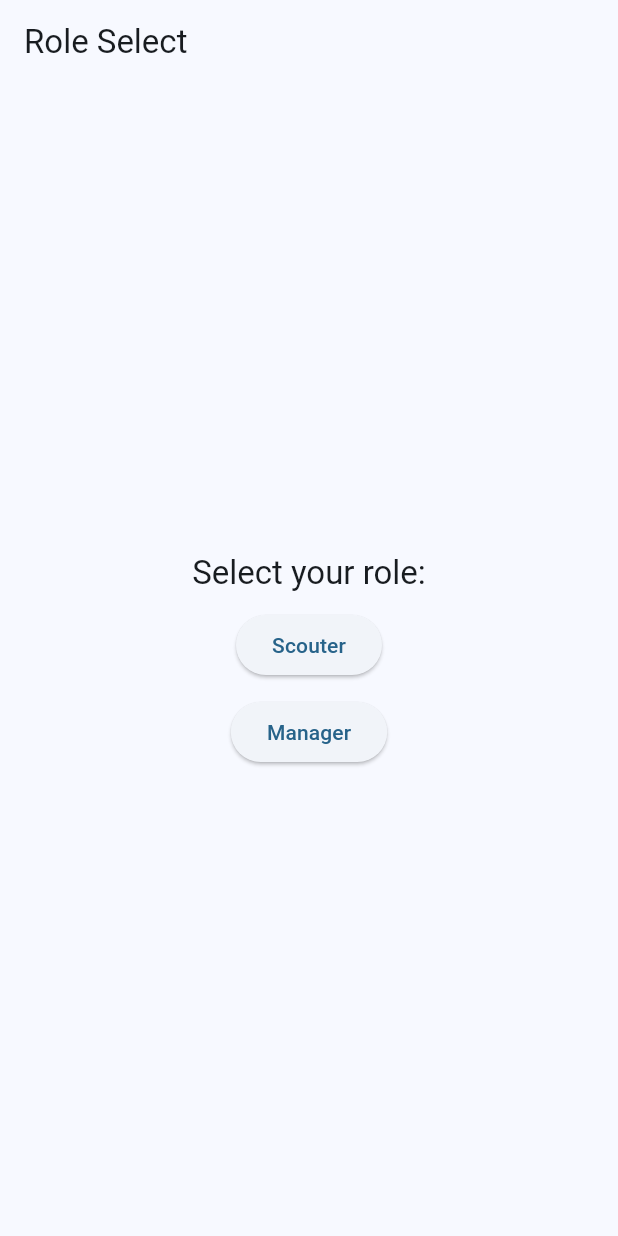
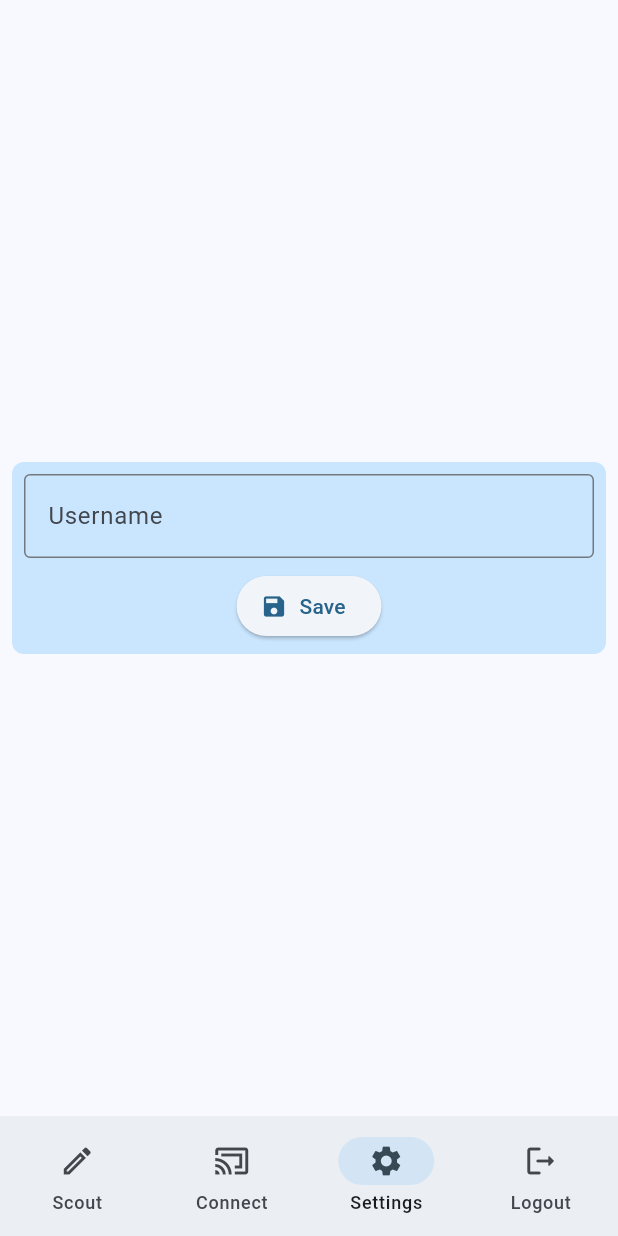
Before and after one commit to zebubull/wordo, a Flutter app: the ScouterView screen opened directly, item 3 of the bottom bar chosen, on a phone screen of 412 x 824 dp. Run offline on Flutter 3.47's test engine with Material 3 defaults, Android fonts, the phone set to English and light mode, and no system bars.

Commit message:
feat(network): Add client name
Added client usernames.

```diff
--- /dev/null
+++ b/lib/models/client/client.dart
@@ -0,0 +1,12 @@
+import 'dart:io';
+import 'dart:typed_data';
+
+class Client {
+  int id;
+  Socket socket;
+  String name = "scouter";
+
+  Uint8List get idBytes => Uint8List(4)..buffer.asUint32List(0)[0] = id;
+
+  Client({required this.id, required this.socket});
+}
--- /dev/null
+++ b/lib/network/packet.dart
@@ -0,0 +1,47 @@
+import 'dart:convert';
+import 'dart:typed_data';
+
+enum PacketType {
+  welcome,
+  username,
+}
+
+class Packet {
+  BytesBuilder? _send;
+  Uint8List? _receive;
+  int _receiveIndex = 0;
+  late PacketType type;
+
+  List<int> get bytes => _send!.toBytes();
+
+  Packet.send(this.type) : _send = BytesBuilder() {
+    addU32(type.index);
+  }
+
+  Packet.receive(Uint8List bytes) : _receive = bytes {
+    type = PacketType.values[readU32()];
+  }
+
+  void addU32(int data) {
+    _send?.add(Uint8List(4)..buffer.asUint32List()[0] = data);
+  }
+
+  void addString(String data) {
+    addU32(data.length);
+    _send?.add(utf8.encode(data));
+  }
+
+  int readU32() {
+    var data = _receive?.sublist(_receiveIndex).buffer.asUint32List()[0];
+    _receiveIndex += 4;
+    return data ?? 0;
+  }
+
+  String readString() {
+    var length = readU32();
+    var data =
+        utf8.decode(_receive!.sublist(_receiveIndex, _receiveIndex + length));
+    _receiveIndex += length;
+    return data;
+  }
+}
--- a/lib/viewmodels/server.dart
+++ b/lib/viewmodels/server.dart
@@ -11,6 +11,7 @@ class ServerViewModel extends ChangeNotifier {
   int get port => _serverSocket?.port ?? 0;
   int get numClients =>
       _clients.map((e) => e == null ? 0 : 1).reduce((a, b) => a + b);
+  List<Client?> get clients => _clients;
 
   static const maxConnections = 10;
 
@@ -38,4 +39,8 @@ class ServerViewModel extends ChangeNotifier {
     _clients[client.id] = null;
     notifyListeners();
   }
+
+  void onReceiveData() {
+    notifyListeners();
+  }
 }
--- a/lib/views/scouter/scouter.dart
+++ b/lib/views/scouter/scouter.dart
@@ -1,6 +1,7 @@
 import 'package:flutter/material.dart';
 import 'package:scouting_app/views/scouter/connect.dart';
 import 'package:scouting_app/views/scouter/scout.dart';
+import 'package:scouting_app/views/scouter/settings.dart';
 
 class ScouterView extends StatefulWidget {
   @override
@@ -10,7 +11,7 @@ class ScouterView extends StatefulWidget {
 class _ScouterViewState extends State<ScouterView> {
   int currentPageIndex = 0;
 
-  final List<String> pageNames = <String>['Scout', 'Connect'];
+  final List<String> pageNames = <String>['Scout', 'Settings', 'Connect'];
   int get logoutIndex => pageNames.length;
 
   @override
@@ -55,6 +56,8 @@ class _ScouterViewState extends State<ScouterView> {
         return ScoutView();
       case 1:
         return ConnectView();
+      case 2:
+        return SettingsView();
       default:
         throw UnimplementedError();
     }
@@ -76,6 +79,11 @@ class _ScouterViewState extends State<ScouterView> {
             selectedIcon: const Icon(Icons.cast_connected_rounded),
             icon: const Icon(Icons.cast_connected_outlined),
             label: const Text('Connect')),
+        NavigationRailDestination(
+          selectedIcon: const Icon(Icons.settings),
+          icon: const Icon(Icons.settings_outlined),
+          label: const Text('Settings'),
+        ),
         NavigationRailDestination(
             icon: const Icon(Icons.logout_rounded),
             label: const Text('Logout')),
@@ -99,6 +107,11 @@ class _ScouterViewState extends State<ScouterView> {
           label: 'Connect',
         ),
         NavigationDestination(
+          selectedIcon: const Icon(Icons.settings),
+          icon: const Icon(Icons.settings_outlined),
+          label: 'Settings',
+        ),
+        NavigationDestination(
           icon: const Icon(Icons.logout_rounded),
           label: 'Logout',
         ),
--- /dev/null
+++ b/lib/views/scouter/settings.dart
@@ -0,0 +1,56 @@
+import 'package:flutter/material.dart';
+import 'package:provider/provider.dart';
+import 'package:scouting_app/viewmodels/client.dart';
+
+class SettingsView extends StatefulWidget {
+  @override
+  State<SettingsView> createState() => _SettingsViewState();
+}
+
+class _SettingsViewState extends State<SettingsView> {
+  final _formKey = GlobalKey<FormState>();
+  final _username = TextEditingController();
+
+  @override
+  void initState() {
+    super.initState();
+  }
+
+  void _saveSettings() {
+    var client = Provider.of<ClientViewModel>(context, listen: false);
+    client.updateName(_username.text);
+  }
+
+  @override
+  Widget build(BuildContext context) {
+    final theme = Theme.of(context);
+    return Center(
+      child: Container(
+        decoration: BoxDecoration(
+            color: theme.colorScheme.primaryContainer,
+            borderRadius: BorderRadius.all(Radius.circular(8.0))),
+        width: 450,
+        child: Padding(
+          padding: EdgeInsets.all(8.0),
+          child: Form(
+            key: _formKey,
+            child: Column(
+                mainAxisAlignment: MainAxisAlignment.center,
+                mainAxisSize: MainAxisSize.min,
+                children: [
+                  TextFormField(
+                      controller: _username,
+                      decoration: InputDecoration(
+                          border: OutlineInputBorder(), hintText: "Username")),
+                  SizedBox(height: 8.0),
+                  ElevatedButton.icon(
+                      onPressed: _saveSettings,
+                      icon: const Icon(Icons.save),
+                      label: const Text('Save')),
+                ]),
+          ),
+        ),
+      ),
+    );
+  }
+}
--- a/lib/widgets/connection_panel.dart
+++ b/lib/widgets/connection_panel.dart
@@ -35,7 +35,7 @@ class ConnectionPanel extends StatelessWidget {
                   Text(' Disconnected'),
                 ],
               ),
-            Text('Id: ${network.clientId}'),
+            Text('Id: ${network.client?.id ?? -1}'),
           ]),
         ),
       );
--- a/lib/widgets/server_panel.dart
+++ b/lib/widgets/server_panel.dart
@@ -36,7 +36,10 @@ class ServerPanel extends StatelessWidget {
                 ],
               ),
             Text('Port: ${server.port}'),
-            Text('Active connections: ${server.numClients}'),
+            for (var client in server.clients)
+              if (client != null)
+                Text(
+                    '${client.username}@${client.socket.remoteAddress.address} (${client.id})')
           ]),
         ),
       );
```
Also changed, not shown: lib/models/server/client.dart (+15 -5 lines), lib/viewmodels/client.dart (+27 -20 lines).
